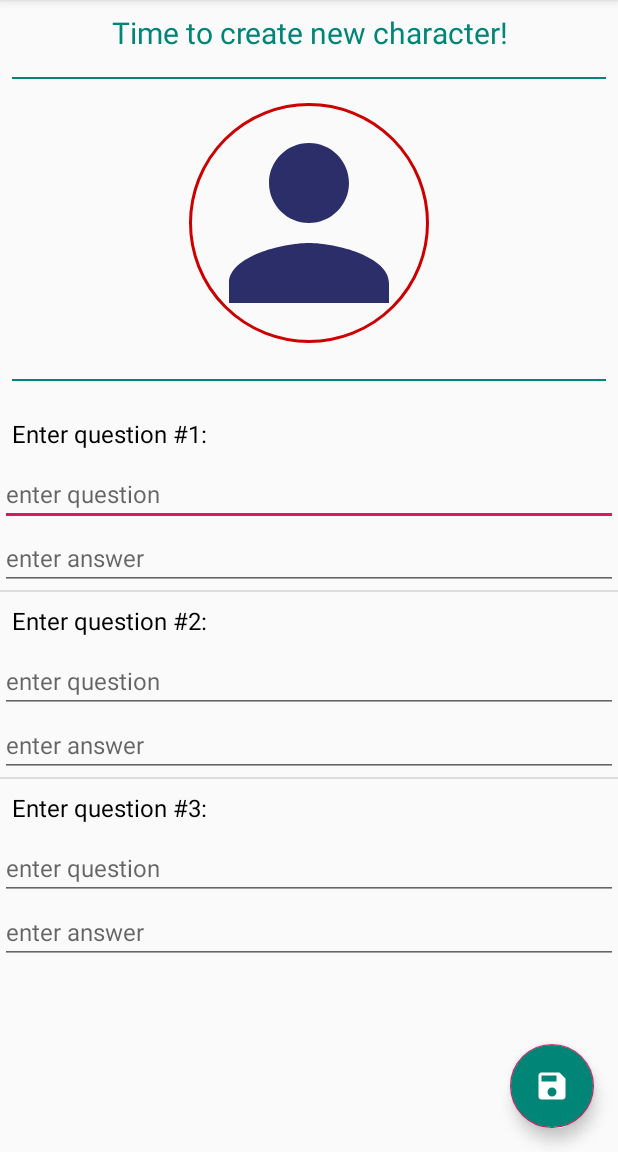
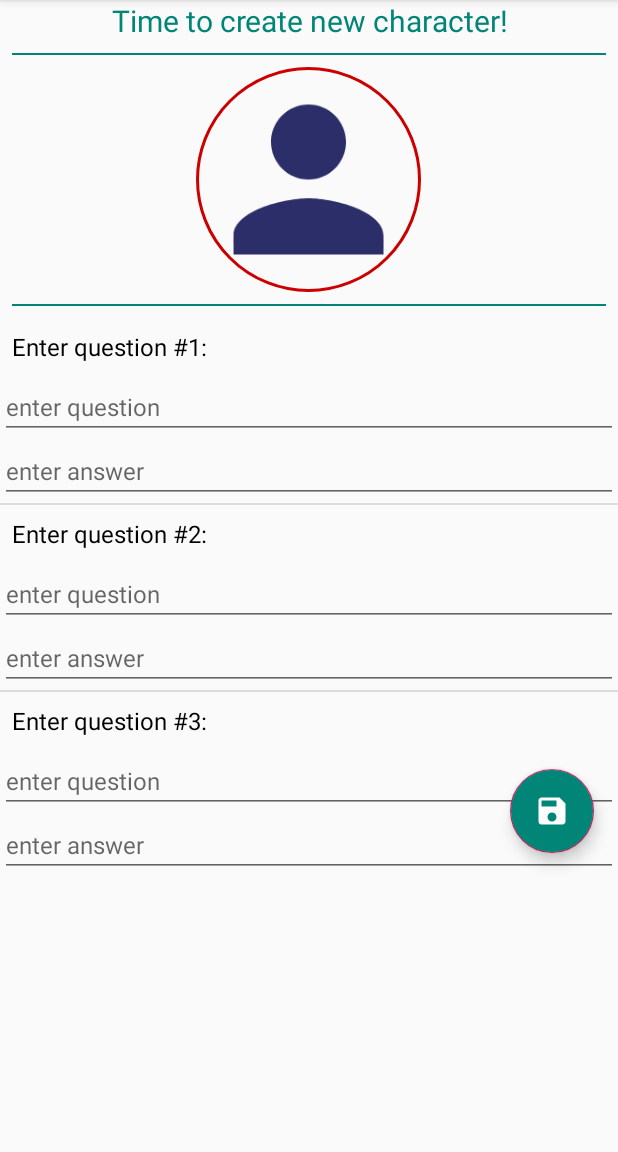
Before and after one commit to eifbcnei/quiz, an Android app: the CreateQuizCharacterActivity screen opened directly, with no data from a screen before it, on a phone screen of 412 x 824 dp, the part 84-1236 px from its top. Run offline under Robolectric (Android 15) with nearby library versions, the phone set to English and light mode, and no system bars; our stand-ins replace CircleImageView.

Commit message:
fixed errors in landscape mode

```diff
--- a/app/src/main/res/layout/activity_create_quiz_character.xml
+++ b/app/src/main/res/layout/activity_create_quiz_character.xml
@@ -1,12 +1,11 @@
 <?xml version="1.0" encoding="utf-8"?>
-<LinearLayout xmlns:android="http://schemas.android.com/apk/res/android"
+<FrameLayout xmlns:android="http://schemas.android.com/apk/res/android"
     xmlns:app="http://schemas.android.com/apk/res-auto"
     xmlns:tools="http://schemas.android.com/tools"
     android:layout_width="match_parent"
     android:layout_height="match_parent"
     android:orientation="vertical"
     tools:context=".ui.activities.CreateQuizCharacterActivity">
-
 
     <LinearLayout
         android:layout_width="match_parent"
@@ -16,7 +15,6 @@
         <TextView
             android:layout_width="match_parent"
             android:layout_height="wrap_content"
-            android:layout_marginTop="@dimen/spacing_small_8"
             android:gravity="center_horizontal"
             android:text="@string/create_qc_hint"
             android:textColor="@color/colorPrimary"
@@ -26,17 +24,16 @@
             android:layout_width="match_parent"
             android:layout_height="@dimen/divider_depth"
             android:layout_marginLeft="@dimen/spacing_small_8"
-            android:layout_marginTop="@dimen/spacing_normal_16dp"
+            android:layout_marginTop="@dimen/spacing_small_8"
             android:layout_marginRight="@dimen/spacing_small_8"
-            android:layout_marginBottom="@dimen/spacing_normal_16dp"
+            android:layout_marginBottom="@dimen/spacing_small_8"
             android:background="@color/colorPrimary" />
 
         <ru.mycompany.impossiblequiz.ui.custom.CircleImageView
             android:id="@+id/civ_avatar_picker"
-            android:layout_width="160dp"
-            android:layout_height="160dp"
+            android:layout_width="@dimen/civ_large_150"
+            android:layout_height="@dimen/civ_large_150"
             android:layout_gravity="center_horizontal"
-            android:layout_marginBottom="@dimen/spacing_small_8"
             android:src="@drawable/ic_default_avatar_160dp"
             app:highlightEnable="true"
             app:strokeColor="@android:color/holo_red_dark"
@@ -46,19 +43,13 @@
             android:layout_width="match_parent"
             android:layout_height="@dimen/divider_depth"
             android:layout_marginLeft="@dimen/spacing_small_8"
-            android:layout_marginTop="@dimen/spacing_normal_16dp"
+            android:layout_marginTop="@dimen/spacing_small_8"
             android:layout_marginRight="@dimen/spacing_small_8"
-            android:layout_marginBottom="@dimen/spacing_normal_16dp"
+            android:layout_marginBottom="@dimen/spacing_small_8"
             android:background="@color/colorPrimary" />
-    </LinearLayout>
 
-    <ScrollView
-        android:layout_width="match_parent"
-        android:layout_height="0dp"
-        android:layout_weight="1"
-        android:fillViewport="true">
 
-        <androidx.coordinatorlayout.widget.CoordinatorLayout
+        <FrameLayout
             android:layout_width="match_parent"
             android:layout_height="wrap_content">
 
@@ -69,6 +60,7 @@
 
             </ListView>
 
+
             <com.google.android.material.floatingactionbutton.FloatingActionButton
                 android:id="@+id/fab_save_character"
                 android:layout_width="wrap_content"
@@ -78,8 +70,6 @@
                 android:backgroundTint="@color/colorPrimary"
                 android:clickable="true"
                 android:src="@drawable/ic_save_24dp" />
-        </androidx.coordinatorlayout.widget.CoordinatorLayout>
-    </ScrollView>
-
-
-</LinearLayout>
+        </FrameLayout>
+    </LinearLayout>
+</FrameLayout>
--- a/app/src/main/res/values/dimens.xml
+++ b/app/src/main/res/values/dimens.xml
@@ -9,4 +9,5 @@
     <dimen name="textSize_large_20">20sp</dimen>
 
     <dimen name="btn_normal_24">24dp</dimen>
+    <dimen name="civ_large_150">150dp</dimen>
 </resources>
```
Also changed, not shown: app/src/main/res/drawable/ic_default_avatar_160dp.xml (+9 -4 lines).
